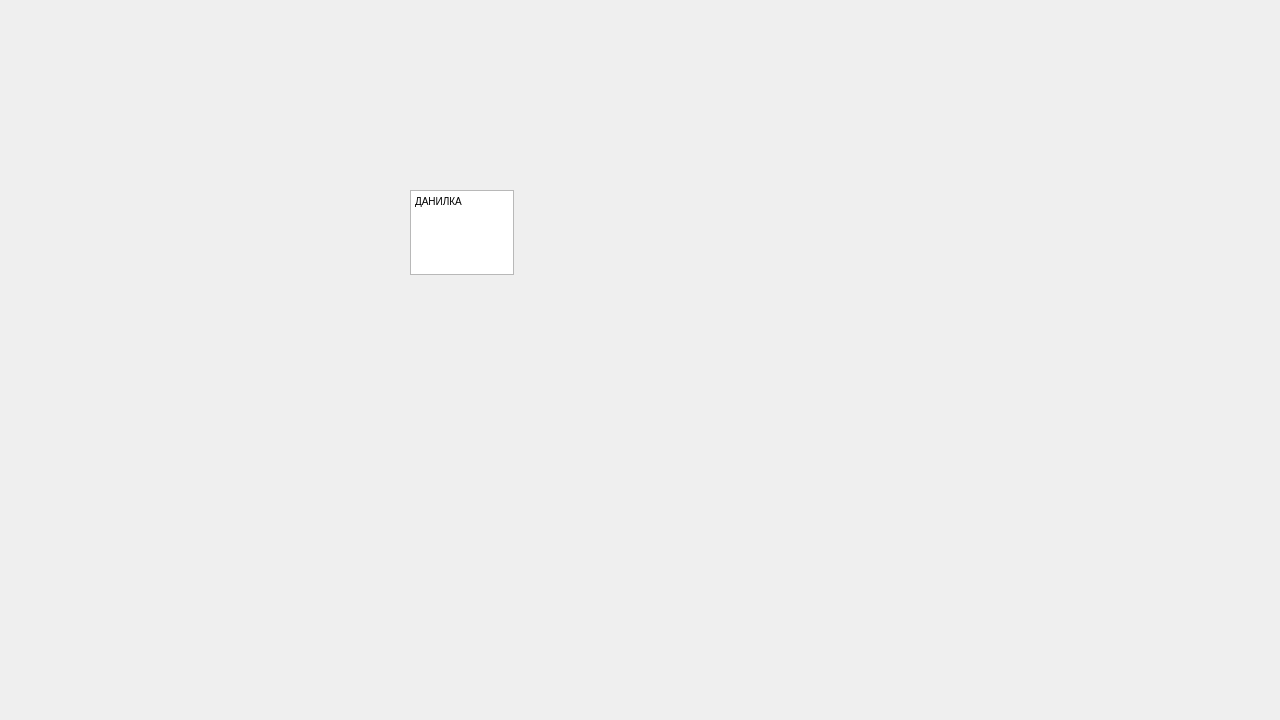
Cookie-Boy/Qt-labs, file Delimobil/UI/registrationwidget.ui: the form before one commit.
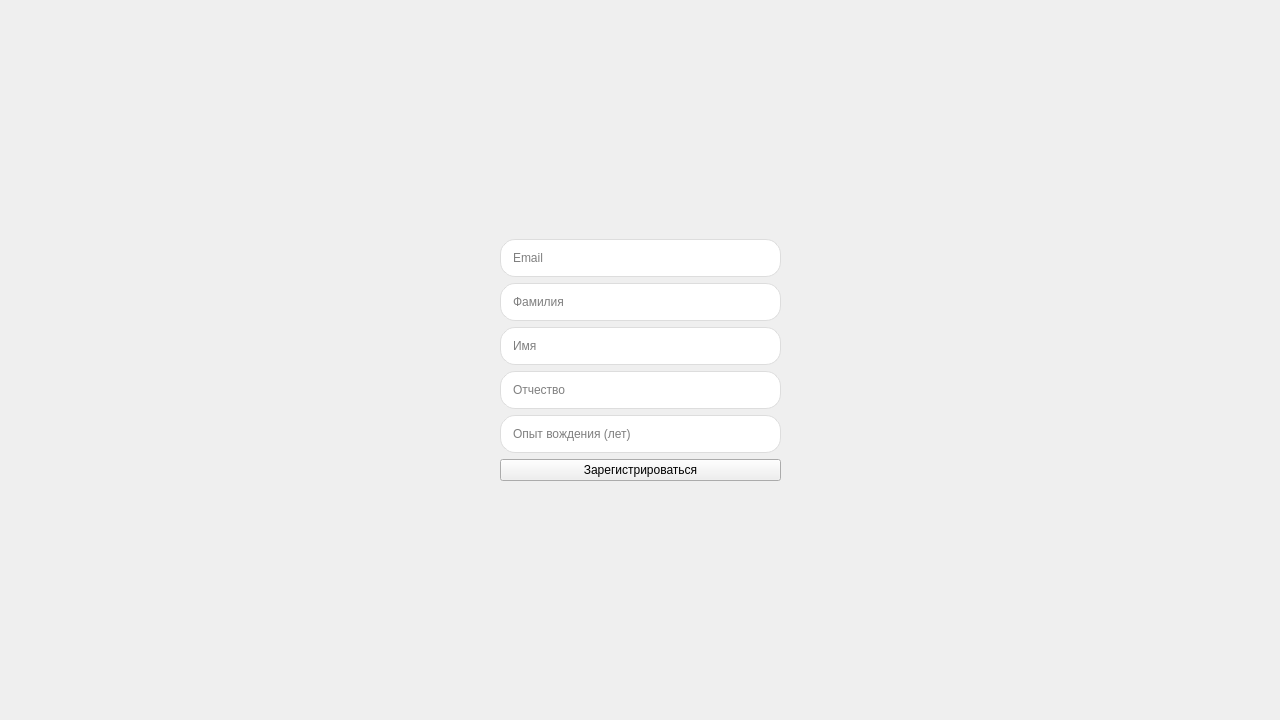
The form after the commit.

Diff of the .ui file:
```diff
--- a/Delimobil/UI/registrationwidget.ui
+++ b/Delimobil/UI/registrationwidget.ui
@@ -10,25 +10,193 @@
     <height>720</height>
    </rect>
   </property>
+  <property name="sizePolicy">
+   <sizepolicy hsizetype="Preferred" vsizetype="Preferred">
+    <horstretch>0</horstretch>
+    <verstretch>0</verstretch>
+   </sizepolicy>
+  </property>
   <property name="windowTitle">
    <string>Form</string>
   </property>
-  <widget class="QTextEdit" name="textEdit">
+  <property name="styleSheet">
+   <string notr="true"/>
+  </property>
+  <widget class="QWidget" name="gridLayoutWidget_2">
    <property name="geometry">
     <rect>
-     <x>410</x>
-     <y>190</y>
-     <width>104</width>
-     <height>85</height>
+     <x>0</x>
+     <y>0</y>
+     <width>1281</width>
+     <height>721</height>
     </rect>
    </property>
-   <property name="html">
-    <string>&lt;!DOCTYPE HTML PUBLIC &quot;-//W3C//DTD HTML 4.0//EN&quot; &quot;http://www.w3.org/TR/REC-html40/strict.dtd&quot;&gt;
-&lt;html&gt;&lt;head&gt;&lt;meta name=&quot;qrichtext&quot; content=&quot;1&quot; /&gt;&lt;style type=&quot;text/css&quot;&gt;
-p, li { white-space: pre-wrap; }
-&lt;/style&gt;&lt;/head&gt;&lt;body style=&quot; font-family:'MS Shell Dlg 2'; font-size:7.8pt; font-weight:400; font-style:normal;&quot;&gt;
-&lt;p style=&quot; margin-top:0px; margin-bottom:0px; margin-left:0px; margin-right:0px; -qt-block-indent:0; text-indent:0px;&quot;&gt;ДАНИЛКА&lt;/p&gt;&lt;/body&gt;&lt;/html&gt;</string>
-   </property>
+   <layout class="QGridLayout" name="gridLayout_4">
+    <item row="0" column="0">
+     <layout class="QGridLayout" name="gridLayout_3">
+      <property name="sizeConstraint">
+       <enum>QLayout::SetFixedSize</enum>
+      </property>
+      <property name="leftMargin">
+       <number>500</number>
+      </property>
+      <property name="rightMargin">
+       <number>500</number>
+      </property>
+      <item row="4" column="0">
+       <widget class="QLineEdit" name="name">
+        <property name="sizePolicy">
+         <sizepolicy hsizetype="Expanding" vsizetype="Fixed">
+          <horstretch>30</horstretch>
+          <verstretch>0</verstretch>
+         </sizepolicy>
+        </property>
+        <property name="styleSheet">
+         <string notr="true">QLineEdit {
+    border: 1px solid #ddd;
+    border-radius: 15px;
+    padding: 10px;
+    background-color: white;
+}</string>
+        </property>
+        <property name="text">
+         <string/>
+        </property>
+        <property name="maxLength">
+         <number>11</number>
+        </property>
+        <property name="placeholderText">
+         <string>Имя</string>
+        </property>
+       </widget>
+      </item>
+      <item row="1" column="0">
+       <widget class="QLineEdit" name="surname">
+        <property name="sizePolicy">
+         <sizepolicy hsizetype="Expanding" vsizetype="Fixed">
+          <horstretch>30</horstretch>
+          <verstretch>0</verstretch>
+         </sizepolicy>
+        </property>
+        <property name="styleSheet">
+         <string notr="true">QLineEdit {
+    border: 1px solid #ddd;
+    border-radius: 15px;
+    padding: 10px;
+    background-color: white;
+}</string>
+        </property>
+        <property name="text">
+         <string/>
+        </property>
+        <property name="maxLength">
+         <number>11</number>
+        </property>
+        <property name="placeholderText">
+         <string>Фамилия</string>
+        </property>
+       </widget>
+      </item>
+      <item row="7" column="0">
+       <widget class="QLineEdit" name="drivingExp">
+        <property name="sizePolicy">
+         <sizepolicy hsizetype="Expanding" vsizetype="Fixed">
+          <horstretch>30</horstretch>
+          <verstretch>0</verstretch>
+         </sizepolicy>
+        </property>
+        <property name="styleSheet">
+         <string notr="true">QLineEdit {
+    border: 1px solid #ddd;
+    border-radius: 15px;
+    padding: 10px;
+    background-color: white;
+}</string>
+        </property>
+        <property name="text">
+         <string/>
+        </property>
+        <property name="maxLength">
+         <number>11</number>
+        </property>
+        <property name="placeholderText">
+         <string>Опыт вождения (лет)</string>
+        </property>
+       </widget>
+      </item>
+      <item row="0" column="0">
+       <widget class="QLineEdit" name="email">
+        <property name="sizePolicy">
+         <sizepolicy hsizetype="Expanding" vsizetype="Fixed">
+          <horstretch>30</horstretch>
+          <verstretch>0</verstretch>
+         </sizepolicy>
+        </property>
+        <property name="styleSheet">
+         <string notr="true">QLineEdit {
+    border: 1px solid #ddd;
+    border-radius: 15px;
+    padding: 10px;
+    background-color: white;
+}</string>
+        </property>
+        <property name="text">
+         <string/>
+        </property>
+        <property name="maxLength">
+         <number>11</number>
+        </property>
+        <property name="placeholderText">
+         <string>Email</string>
+        </property>
+       </widget>
+      </item>
+      <item row="8" column="0">
+       <widget class="QPushButton" name="regButton">
+        <property name="sizePolicy">
+         <sizepolicy hsizetype="Expanding" vsizetype="Maximum">
+          <horstretch>0</horstretch>
+          <verstretch>0</verstretch>
+         </sizepolicy>
+        </property>
+        <property name="styleSheet">
+         <string notr="true"/>
+        </property>
+        <property name="text">
+         <string>Зарегистрироваться</string>
+        </property>
+       </widget>
+      </item>
+      <item row="5" column="0">
+       <widget class="QLineEdit" name="surname2">
+        <property name="sizePolicy">
+         <sizepolicy hsizetype="Expanding" vsizetype="Fixed">
+          <horstretch>30</horstretch>
+          <verstretch>0</verstretch>
+         </sizepolicy>
+        </property>
+        <property name="styleSheet">
+         <string notr="true">QLineEdit {
+    border: 1px solid #ddd;
+    border-radius: 15px;
+    padding: 10px;
+    background-color: white;
+}</string>
+        </property>
+        <property name="text">
+         <string/>
+        </property>
+        <property name="maxLength">
+         <number>11</number>
+        </property>
+        <property name="placeholderText">
+         <string>Отчество</string>
+        </property>
+       </widget>
+      </item>
+     </layout>
+    </item>
+   </layout>
   </widget>
  </widget>
  <resources/>
```
